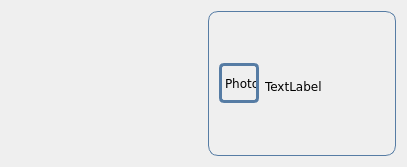
Qt form VKMessenger/VKMessenger/stickermessage.ui (petrenko-alex/vk-messenger) before a commit.
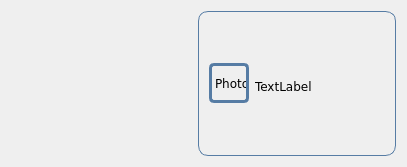
The same form after that commit. Custom widgets are drawn as their Qt base class.

```diff
--- a/VKMessenger/VKMessenger/stickermessage.ui
+++ b/VKMessenger/VKMessenger/stickermessage.ui
@@ -83,13 +83,13 @@
        <widget class="QLabel" name="sticker">
         <property name="minimumSize">
          <size>
-          <width>120</width>
+          <width>130</width>
           <height>128</height>
          </size>
         </property>
         <property name="maximumSize">
          <size>
-          <width>120</width>
+          <width>130</width>
           <height>128</height>
          </size>
         </property>
```
